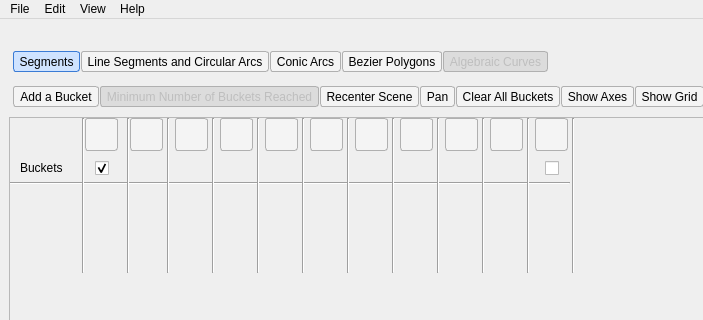
efifogel/cgal, file Boolean_set_operations_2/demo/Boolean_set_operations_2/UiFiles/Boolean_set_operations_2.ui: the form before one commit; both pictures show x 0 to 703 and y 0 to 320 of the 1124 by 664 pixel window.
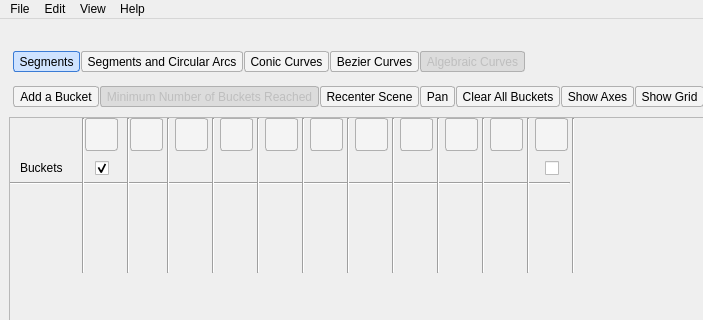
The form after the commit. Icons and pictures are not drawn.

Commit message: Made the conic coefficients dialog of the BSO demo look like its other messages

Patch:
```diff
--- a/Boolean_set_operations_2/demo/Boolean_set_operations_2/UiFiles/Boolean_set_operations_2.ui
+++ b/Boolean_set_operations_2/demo/Boolean_set_operations_2/UiFiles/Boolean_set_operations_2.ui
@@ -1117,7 +1117,7 @@
      <normaloff>:/cgal/icons/resources/insert_circle.xpm</normaloff>:/cgal/icons/resources/insert_circle.xpm</iconset>
    </property>
    <property name="text">
-    <string>Line Segments and Circular Arcs</string>
+    <string>Segments and Circular Arcs</string>
    </property>
    <property name="toolTip" >
     <string>Line Segments and Circular Arcs</string>
@@ -1413,7 +1413,7 @@
      <normaloff>:/cgal/icons/resources/insert_conic.png</normaloff>:/cgal/icons/resources/insert_conic.png</iconset>
    </property>
    <property name="text">
-    <string>Conic Arcs</string>
+    <string>Conic Curves</string>
    </property>
    <property name="toolTip">
     <string>Conic Arcs</string>
@@ -1450,7 +1450,7 @@
     </iconset>
    </property>
    <property name="text" >
-    <string>Bezier Polygons</string>
+    <string>Bezier Curves</string>
    </property>
    <property name="toolTip" >
     <string>Bezier Polygons</string>
```
Left out of the diff: 23 changed lines with no effect on the pictures. The commit also changes 8 other files.
